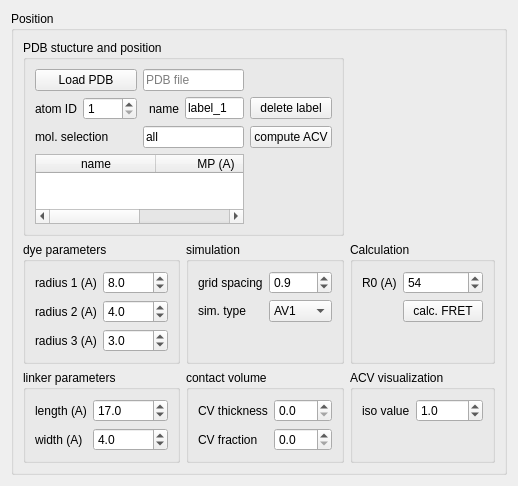
Old version of the form fretraj/fretraj.ui in the repository RNA-FRETools/fretraj.
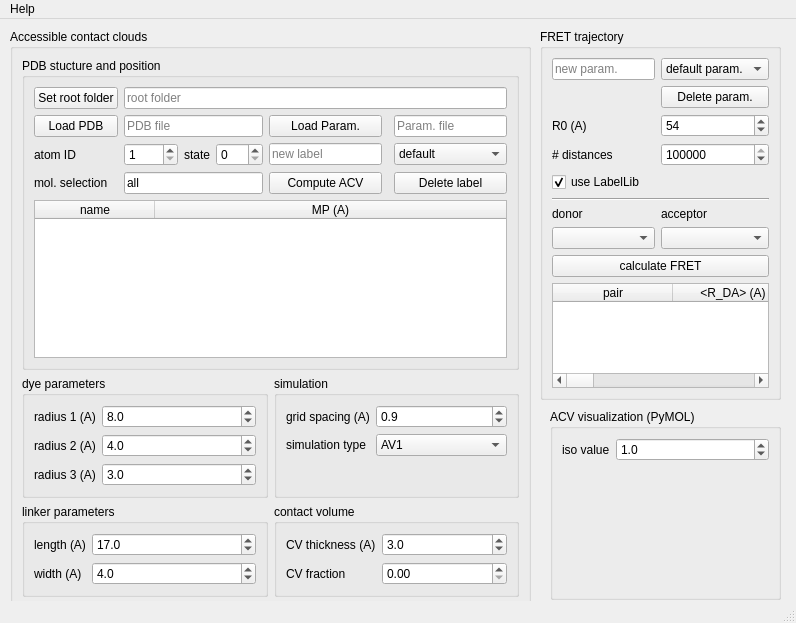
New version of the form.

```diff
--- a/fretraj/fretraj.ui
+++ b/fretraj/fretraj.ui
@@ -1,171 +1,92 @@
 <?xml version="1.0" encoding="UTF-8"?>
 <ui version="4.0">
- <class>form</class>
- <widget class="QWidget" name="form">
+ <class>MainWindow</class>
+ <widget class="QMainWindow" name="MainWindow">
   <property name="geometry">
    <rect>
     <x>0</x>
     <y>0</y>
-    <width>518</width>
-    <height>438</height>
+    <width>796</width>
+    <height>623</height>
    </rect>
   </property>
   <property name="windowTitle">
-   <string>FRETraj</string>
+   <string>MainWindow</string>
+  </property>
+  <widget class="QWidget" name="centralwidget">
+   <widget class="QGroupBox" name="groupBox_ACV">
+    <property name="geometry">
+     <rect>
+      <x>10</x>
+      <y>10</y>
+      <width>521</width>
+      <height>580</height>
+     </rect>
+    </property>
+    <property name="title">
+     <string>Accessible contact clouds</string>
   </property>
   <layout class="QGridLayout" name="gridLayout">
+     <item row="1" column="1">
+      <widget class="QGroupBox" name="groupBox_simulation">
+       <property name="title">
+        <string>simulation</string>
+       </property>
+       <layout class="QFormLayout" name="formLayout_4">
    <item row="0" column="0">
-    <widget class="QGroupBox" name="groupBox_Position">
-     <property name="title">
-      <string>Position</string>
-     </property>
-     <layout class="QGridLayout" name="gridLayout_2">
-      <item row="0" column="0" colspan="2">
-       <widget class="QGroupBox" name="groupBox_dyeLabel">
-        <property name="title">
-         <string>PDB stucture and position</string>
-        </property>
-        <layout class="QGridLayout" name="gridLayout_3">
-         <item row="0" column="0" colspan="2">
-          <widget class="QPushButton" name="push_loadPDB">
+         <widget class="QLabel" name="label_gridSpacing">
            <property name="text">
-            <string>Load PDB</string>
+           <string>grid spacing (A)</string>
            </property>
           </widget>
          </item>
-         <item row="0" column="2" colspan="3">
-          <widget class="QLineEdit" name="lineEdit_pdbFile">
-           <property name="readOnly">
-            <bool>true</bool>
-           </property>
-           <property name="placeholderText">
-            <string>PDB file</string>
-           </property>
-           <property name="clearButtonEnabled">
-            <bool>false</bool>
-           </property>
-          </widget>
-         </item>
-         <item row="1" column="0">
-          <widget class="QLabel" name="label_atomID">
-           <property name="text">
-            <string>atom ID</string>
-           </property>
-          </widget>
-         </item>
-         <item row="1" column="1">
-          <widget class="QSpinBox" name="spinBox_atomID">
-           <property name="minimum">
+        <item row="0" column="1">
+         <widget class="QDoubleSpinBox" name="doubleSpinBox_gridSpacing">
+          <property name="decimals">
             <number>1</number>
            </property>
-           <property name="maximum">
-            <number>9999</number>
-           </property>
-          </widget>
-         </item>
-         <item row="1" column="2">
-          <spacer name="horizontalSpacer">
-           <property name="orientation">
-            <enum>Qt::Horizontal</enum>
-           </property>
-           <property name="sizeHint" stdset="0">
-            <size>
-             <width>40</width>
-             <height>20</height>
-            </size>
-           </property>
-          </spacer>
-         </item>
-         <item row="1" column="3">
-          <widget class="QLabel" name="label_name">
-           <property name="text">
-            <string>name</string>
-           </property>
-          </widget>
-         </item>
-         <item row="1" column="4">
-          <widget class="QLineEdit" name="lineEdit_labelName">
+          <property name="minimum">
+           <double>0.300000000000000</double>
+          </property>
+          <property name="singleStep">
+           <double>0.100000000000000</double>
+          </property>
+          <property name="value">
+           <double>0.900000000000000</double>
+          </property>
+         </widget>
+        </item>
+        <item row="1" column="0">
+         <widget class="QLabel" name="label_simType">
            <property name="text">
-            <string>label_1</string>
+           <string>simulation type</string>
            </property>
           </widget>
          </item>
-         <item row="1" column="5">
-          <widget class="QPushButton" name="push_deleteLabel">
-           <property name="text">
-            <string>delete label</string>
-           </property>
-          </widget>
-         </item>
-         <item row="2" column="0" colspan="2">
-          <widget class="QLabel" name="label_atomID_molSelection">
-           <property name="text">
-            <string>mol. selection</string>
-           </property>
-          </widget>
-         </item>
-         <item row="2" column="2" colspan="3">
-          <widget class="QLineEdit" name="lineEdit_molSelection">
-           <property name="text">
-            <string>all</string>
-           </property>
-          </widget>
-         </item>
-         <item row="2" column="5">
-          <widget class="QPushButton" name="push_computeACV">
+        <item row="1" column="1">
+         <widget class="QComboBox" name="comboBox_simType">
+          <property name="toolTip">
+           <string>type of AV simulation</string>
+          </property>
+          <property name="statusTip">
+           <string/>
+          </property>
+          <property name="editable">
+           <bool>false</bool>
+          </property>
+          <property name="currentText">
+           <string>AV1</string>
+          </property>
+          <item>
            <property name="text">
-            <string>compute ACV</string>
+            <string>AV1</string>
            </property>
-           <attribute name="buttonGroup">
-            <string notr="true">buttonGroup</string>
-           </attribute>
-          </widget>
-         </item>
-         <item row="3" column="0" colspan="5">
-          <widget class="QTableWidget" name="tableWidget_MeanPos">
-           <property name="enabled">
-            <bool>true</bool>
-           </property>
-           <property name="sizePolicy">
-            <sizepolicy hsizetype="Expanding" vsizetype="Expanding">
-             <horstretch>0</horstretch>
-             <verstretch>0</verstretch>
-            </sizepolicy>
-           </property>
-           <property name="showGrid">
-            <bool>true</bool>
-           </property>
-           <property name="rowCount">
-            <number>0</number>
-           </property>
-           <attribute name="horizontalHeaderDefaultSectionSize">
-            <number>120</number>
-           </attribute>
-           <attribute name="horizontalHeaderHighlightSections">
-            <bool>true</bool>
-           </attribute>
-           <attribute name="horizontalHeaderStretchLastSection">
-            <bool>true</bool>
-           </attribute>
-           <attribute name="verticalHeaderVisible">
-            <bool>false</bool>
-           </attribute>
-           <attribute name="verticalHeaderShowSortIndicator" stdset="0">
-            <bool>false</bool>
-           </attribute>
-           <attribute name="verticalHeaderStretchLastSection">
-            <bool>false</bool>
-           </attribute>
-           <column>
+          </item>
+          <item>
             <property name="text">
-             <string>name</string>
-            </property>
-           </column>
-           <column>
-            <property name="text">
-             <string>MP (A)</string>
-            </property>
-           </column>
+            <string>AV3</string>
+           </property>
+          </item>
           </widget>
          </item>
         </layout>
@@ -231,107 +152,6 @@
         </layout>
        </widget>
       </item>
-      <item row="1" column="1">
-       <widget class="QGroupBox" name="groupBox_simulation">
-        <property name="title">
-         <string>simulation</string>
-        </property>
-        <layout class="QFormLayout" name="formLayout_4">
-         <item row="0" column="0">
-          <widget class="QLabel" name="label_gridSpacing">
-           <property name="text">
-            <string>grid spacing</string>
-           </property>
-          </widget>
-         </item>
-         <item row="0" column="1">
-          <widget class="QDoubleSpinBox" name="doubleSpinBox_gridSpacing">
-           <property name="decimals">
-            <number>1</number>
-           </property>
-           <property name="minimum">
-            <double>0.300000000000000</double>
-           </property>
-           <property name="singleStep">
-            <double>0.100000000000000</double>
-           </property>
-           <property name="value">
-            <double>0.900000000000000</double>
-           </property>
-          </widget>
-         </item>
-         <item row="1" column="0">
-          <widget class="QLabel" name="label_simType">
-           <property name="text">
-            <string>sim. type</string>
-           </property>
-          </widget>
-         </item>
-         <item row="1" column="1">
-          <widget class="QComboBox" name="comboBox_simType">
-           <property name="toolTip">
-            <string>type of AV simulation</string>
-           </property>
-           <property name="statusTip">
-            <string/>
-           </property>
-           <property name="editable">
-            <bool>false</bool>
-           </property>
-           <property name="currentText">
-            <string>AV1</string>
-           </property>
-           <item>
-            <property name="text">
-             <string>AV1</string>
-            </property>
-           </item>
-           <item>
-            <property name="text">
-             <string>AV3</string>
-            </property>
-           </item>
-          </widget>
-         </item>
-        </layout>
-       </widget>
-      </item>
-      <item row="1" column="2">
-       <widget class="QGroupBox" name="groupBox_dyeParam_2">
-        <property name="title">
-         <string>Calculation</string>
-        </property>
-        <layout class="QFormLayout" name="formLayout_6">
-         <item row="0" column="1">
-          <widget class="QDoubleSpinBox" name="doubleSpinBox_R0">
-           <property name="decimals">
-            <number>0</number>
-           </property>
-           <property name="minimum">
-            <double>1.000000000000000</double>
-           </property>
-           <property name="value">
-            <double>54.000000000000000</double>
-           </property>
-          </widget>
-         </item>
-         <item row="0" column="0">
-          <widget class="QLabel" name="label_R0">
-           <property name="text">
-            <string>R0 (A)</string>
-           </property>
-          </widget>
-         </item>
-         <item row="2" column="1">
-          <widget class="QPushButton" name="push_calculateFRET">
-           <property name="text">
-            <string>calc. FRET</string>
-           </property>
-          </widget>
-         </item>
-        </layout>
-       </widget>
-      </item>
       <item row="2" column="0">
        <widget class="QGroupBox" name="groupBox_linkerParam">
         <property name="title">
@@ -384,7 +204,7 @@
          <item row="0" column="0">
           <widget class="QLabel" name="label_CVthickness">
            <property name="text">
-            <string>CV thickness</string>
+           <string>CV thickness (A)</string>
            </property>
           </widget>
          </item>
@@ -393,6 +213,12 @@
            <property name="decimals">
             <number>1</number>
            </property>
+          <property name="singleStep">
+           <double>0.100000000000000</double>
+          </property>
+          <property name="value">
+           <double>3.000000000000000</double>
+          </property>
           </widget>
          </item>
          <item row="1" column="0">
@@ -405,17 +231,518 @@
          <item row="1" column="1">
           <widget class="QDoubleSpinBox" name="doubleSpinBox_CVfraction">
            <property name="decimals">
+           <number>2</number>
+          </property>
+          <property name="maximum">
+           <double>1.000000000000000</double>
+          </property>
+          <property name="singleStep">
+           <double>0.100000000000000</double>
+          </property>
+         </widget>
+        </item>
+       </layout>
+      </widget>
+     </item>
+     <item row="0" column="0" colspan="2">
+      <widget class="QGroupBox" name="groupBox_pdbStructure">
+       <property name="title">
+        <string>PDB stucture and position</string>
+       </property>
+       <layout class="QGridLayout" name="gridLayout_3">
+        <item row="4" column="0">
+         <widget class="QLabel" name="label_molSelection">
+          <property name="text">
+           <string>mol. selection</string>
+          </property>
+         </widget>
+        </item>
+        <item row="4" column="7">
+         <widget class="QPushButton" name="push_deleteLabel">
+          <property name="text">
+           <string>Delete label</string>
+          </property>
+         </widget>
+        </item>
+        <item row="2" column="7">
+         <widget class="QComboBox" name="comboBox_labelName">
+          <property name="editable">
+           <bool>false</bool>
+          </property>
+          <property name="currentText">
+           <string>default</string>
+          </property>
+          <property name="currentIndex">
+           <number>0</number>
+          </property>
+          <property name="maxVisibleItems">
+           <number>10</number>
+          </property>
+          <property name="insertPolicy">
+           <enum>QComboBox::InsertAtBottom</enum>
+          </property>
+          <item>
+           <property name="text">
+            <string>default</string>
+           </property>
+          </item>
+         </widget>
+        </item>
+        <item row="4" column="1" colspan="4">
+         <widget class="QLineEdit" name="lineEdit_molSelection">
+          <property name="text">
+           <string>all</string>
+          </property>
+         </widget>
+        </item>
+        <item row="4" column="5">
+         <widget class="QPushButton" name="push_computeACV">
+          <property name="text">
+           <string>Compute ACV</string>
+          </property>
+         </widget>
+        </item>
+        <item row="1" column="5">
+         <widget class="QPushButton" name="push_loadParameterFile">
+          <property name="text">
+           <string>Load Param.</string>
+          </property>
+         </widget>
+        </item>
+        <item row="1" column="1" colspan="4">
+         <widget class="QLineEdit" name="lineEdit_pdbFile">
+          <property name="readOnly">
+           <bool>true</bool>
+          </property>
+          <property name="placeholderText">
+           <string>PDB file</string>
+          </property>
+          <property name="clearButtonEnabled">
+           <bool>false</bool>
+          </property>
+         </widget>
+        </item>
+        <item row="2" column="3">
+         <widget class="QLabel" name="label_statePDB">
+          <property name="text">
+           <string>state</string>
+          </property>
+         </widget>
+        </item>
+        <item row="2" column="0">
+         <widget class="QLabel" name="label_atomID">
+          <property name="text">
+           <string>atom ID</string>
+          </property>
+         </widget>
+        </item>
+        <item row="1" column="7">
+         <widget class="QLineEdit" name="lineEdit_paramFile">
+          <property name="readOnly">
+           <bool>true</bool>
+          </property>
+          <property name="placeholderText">
+           <string>Param. file</string>
+          </property>
+          <property name="clearButtonEnabled">
+           <bool>false</bool>
+          </property>
+         </widget>
+        </item>
+        <item row="2" column="5">
+         <widget class="QLineEdit" name="lineEdit_labelName">
+          <property name="text">
+           <string/>
+          </property>
+          <property name="echoMode">
+           <enum>QLineEdit::Normal</enum>
+          </property>
+          <property name="placeholderText">
+           <string>new label</string>
+          </property>
+         </widget>
+        </item>
+        <item row="2" column="1" colspan="2">
+         <widget class="QSpinBox" name="spinBox_atomID">
+          <property name="minimum">
             <number>1</number>
            </property>
-          </widget>
-         </item>
+          <property name="maximum">
+           <number>9999</number>
+          </property>
+         </widget>
+        </item>
+        <item row="2" column="4">
+         <widget class="QSpinBox" name="spinBox_statePDB">
+          <property name="minimum">
+           <number>0</number>
+          </property>
+          <property name="maximum">
+           <number>100</number>
+          </property>
+          <property name="value">
+           <number>0</number>
+          </property>
+         </widget>
+        </item>
+        <item row="1" column="0">
+         <widget class="QPushButton" name="push_loadPDB">
+          <property name="text">
+           <string>Load PDB</string>
+          </property>
+         </widget>
+        </item>
+        <item row="6" column="0" colspan="8">
+         <widget class="QTableWidget" name="tableWidget_MeanPos">
+          <property name="enabled">
+           <bool>true</bool>
+          </property>
+          <property name="sizePolicy">
+           <sizepolicy hsizetype="Expanding" vsizetype="Expanding">
+            <horstretch>0</horstretch>
+            <verstretch>0</verstretch>
+           </sizepolicy>
+          </property>
+          <property name="showGrid">
+           <bool>true</bool>
+          </property>
+          <property name="rowCount">
+           <number>0</number>
+          </property>
+          <attribute name="horizontalHeaderDefaultSectionSize">
+           <number>120</number>
+          </attribute>
+          <attribute name="horizontalHeaderHighlightSections">
+           <bool>true</bool>
+          </attribute>
+          <attribute name="horizontalHeaderStretchLastSection">
+           <bool>true</bool>
+          </attribute>
+          <attribute name="verticalHeaderVisible">
+           <bool>false</bool>
+          </attribute>
+          <attribute name="verticalHeaderShowSortIndicator" stdset="0">
+           <bool>false</bool>
+          </attribute>
+          <attribute name="verticalHeaderStretchLastSection">
+           <bool>false</bool>
+          </attribute>
+          <column>
+           <property name="text">
+            <string>name</string>
+           </property>
+          </column>
+          <column>
+           <property name="text">
+            <string>MP (A)</string>
+           </property>
+          </column>
+         </widget>
+        </item>
+        <item row="0" column="0">
+         <widget class="QPushButton" name="push_setRootDirectory">
+          <property name="text">
+           <string>Set root folder</string>
+          </property>
+         </widget>
+        </item>
+        <item row="0" column="1" colspan="7">
+         <widget class="QLineEdit" name="lineEdit_rootDirectory">
+          <property name="text">
+           <string/>
+          </property>
+          <property name="readOnly">
+           <bool>true</bool>
+          </property>
+          <property name="placeholderText">
+           <string>root folder</string>
+          </property>
+          <property name="clearButtonEnabled">
+           <bool>false</bool>
+          </property>
+         </widget>
+        </item>
         </layout>
        </widget>
       </item>
-      <item row="2" column="2">
-       <widget class="QGroupBox" name="groupBox_contactVolume_2">
+    </layout>
+   </widget>
+   <widget class="QGroupBox" name="groupBox_FRET">
+    <property name="geometry">
+     <rect>
+      <x>540</x>
+      <y>10</y>
+      <width>241</width>
+      <height>371</height>
+     </rect>
+    </property>
         <property name="title">
-         <string>ACV visualization</string>
+     <string>FRET trajectory</string>
+    </property>
+    <layout class="QGridLayout" name="gridLayout_2">
+     <item row="8" column="0">
+      <widget class="QComboBox" name="comboBox_donorName">
+       <property name="sizePolicy">
+        <sizepolicy hsizetype="Preferred" vsizetype="Fixed">
+         <horstretch>0</horstretch>
+         <verstretch>0</verstretch>
+        </sizepolicy>
+       </property>
+       <property name="editable">
+        <bool>false</bool>
+       </property>
+       <property name="currentText">
+        <string/>
+       </property>
+       <property name="currentIndex">
+        <number>-1</number>
+       </property>
+       <property name="maxVisibleItems">
+        <number>10</number>
+       </property>
+       <property name="insertPolicy">
+        <enum>QComboBox::InsertAtBottom</enum>
+       </property>
+      </widget>
+     </item>
+     <item row="8" column="1">
+      <widget class="QComboBox" name="comboBox_acceptorName">
+       <property name="sizePolicy">
+        <sizepolicy hsizetype="Preferred" vsizetype="Fixed">
+         <horstretch>0</horstretch>
+         <verstretch>0</verstretch>
+        </sizepolicy>
+       </property>
+       <property name="editable">
+        <bool>false</bool>
+       </property>
+       <property name="currentText">
+        <string/>
+       </property>
+       <property name="currentIndex">
+        <number>-1</number>
+       </property>
+       <property name="maxVisibleItems">
+        <number>10</number>
+       </property>
+       <property name="insertPolicy">
+        <enum>QComboBox::InsertAtBottom</enum>
+       </property>
+      </widget>
+     </item>
+     <item row="4" column="0">
+      <widget class="QLabel" name="label_useLabelLib">
+       <property name="text">
+        <string># distances</string>
+       </property>
+      </widget>
+     </item>
+     <item row="3" column="1">
+      <widget class="QDoubleSpinBox" name="doubleSpinBox_R0">
+       <property name="decimals">
+        <number>0</number>
+       </property>
+       <property name="minimum">
+        <double>0.000000000000000</double>
+       </property>
+       <property name="maximum">
+        <double>1000.000000000000000</double>
+       </property>
+       <property name="value">
+        <double>54.000000000000000</double>
+       </property>
+      </widget>
+     </item>
+     <item row="7" column="0">
+      <widget class="QLabel" name="label_donor">
+       <property name="text">
+        <string>donor</string>
+       </property>
+      </widget>
+     </item>
+     <item row="0" column="0">
+      <widget class="QLineEdit" name="lineEdit_distanceName">
+       <property name="text">
+        <string/>
+       </property>
+       <property name="echoMode">
+        <enum>QLineEdit::Normal</enum>
+       </property>
+       <property name="placeholderText">
+        <string>new param.</string>
+       </property>
+      </widget>
+     </item>
+     <item row="9" column="0" colspan="2">
+      <widget class="QPushButton" name="push_calculateFRET">
+       <property name="text">
+        <string>calculate FRET</string>
+       </property>
+      </widget>
+     </item>
+     <item row="6" column="0" colspan="2">
+      <widget class="Line" name="line">
+       <property name="orientation">
+        <enum>Qt::Horizontal</enum>
+       </property>
+      </widget>
+     </item>
+     <item row="0" column="1">
+      <widget class="QComboBox" name="comboBox_distanceName">
+       <property name="editable">
+        <bool>false</bool>
+       </property>
+       <property name="currentText">
+        <string>default param.</string>
+       </property>
+       <property name="currentIndex">
+        <number>0</number>
+       </property>
+       <property name="maxVisibleItems">
+        <number>10</number>
+       </property>
+       <property name="insertPolicy">
+        <enum>QComboBox::InsertAtBottom</enum>
+       </property>
+       <item>
+        <property name="text">
+         <string>default param.</string>
+        </property>
+       </item>
+      </widget>
+     </item>
+     <item row="7" column="1">
+      <widget class="QLabel" name="label_acceptor">
+       <property name="text">
+        <string>acceptor</string>
+       </property>
+      </widget>
+     </item>
+     <item row="10" column="0" colspan="2">
+      <widget class="QTableWidget" name="tableWidget_FRET">
+       <property name="enabled">
+        <bool>true</bool>
+       </property>
+       <property name="sizePolicy">
+        <sizepolicy hsizetype="Expanding" vsizetype="Expanding">
+         <horstretch>0</horstretch>
+         <verstretch>0</verstretch>
+        </sizepolicy>
+       </property>
+       <property name="showGrid">
+        <bool>true</bool>
+       </property>
+       <property name="rowCount">
+        <number>0</number>
+       </property>
+       <attribute name="horizontalHeaderDefaultSectionSize">
+        <number>120</number>
+       </attribute>
+       <attribute name="horizontalHeaderHighlightSections">
+        <bool>true</bool>
+       </attribute>
+       <attribute name="horizontalHeaderStretchLastSection">
+        <bool>true</bool>
+       </attribute>
+       <attribute name="verticalHeaderVisible">
+        <bool>false</bool>
+       </attribute>
+       <attribute name="verticalHeaderShowSortIndicator" stdset="0">
+        <bool>false</bool>
+       </attribute>
+       <attribute name="verticalHeaderStretchLastSection">
+        <bool>false</bool>
+       </attribute>
+       <column>
+        <property name="text">
+         <string>pair</string>
+        </property>
+       </column>
+       <column>
+        <property name="text">
+         <string>&lt;R_DA&gt; (A)</string>
+        </property>
+       </column>
+       <column>
+        <property name="text">
+         <string>σ(R_DA) (A)</string>
+        </property>
+       </column>
+       <column>
+        <property name="text">
+         <string>&lt;E_DA&gt;</string>
+        </property>
+       </column>
+       <column>
+        <property name="text">
+         <string>&lt;R_DA,E&gt; (A)</string>
+        </property>
+       </column>
+       <column>
+        <property name="text">
+         <string>R_mp (A)</string>
+        </property>
+       </column>
+       <column>
+        <property name="text">
+         <string>R_attach (A)</string>
+        </property>
+       </column>
+      </widget>
+     </item>
+     <item row="2" column="1">
+      <widget class="QPushButton" name="push_deleteFRETparam">
+       <property name="text">
+        <string>Delete param.</string>
+       </property>
+      </widget>
+     </item>
+     <item row="3" column="0">
+      <widget class="QLabel" name="label_R0">
+       <property name="text">
+        <string>R0 (A)</string>
+       </property>
+      </widget>
+     </item>
+     <item row="5" column="0">
+      <widget class="QCheckBox" name="checkBox_useLabelLib">
+       <property name="text">
+        <string>use LabelLib</string>
+       </property>
+       <property name="checked">
+        <bool>true</bool>
+       </property>
+       <property name="tristate">
+        <bool>false</bool>
+       </property>
+      </widget>
+     </item>
+     <item row="4" column="1">
+      <widget class="QSpinBox" name="spinBox_nDist">
+       <property name="minimum">
+        <number>10000</number>
+       </property>
+       <property name="maximum">
+        <number>10000000</number>
+       </property>
+       <property name="value">
+        <number>1000000</number>
+       </property>
+      </widget>
+     </item>
+    </layout>
+   </widget>
+   <widget class="QGroupBox" name="groupBox_visualization">
+    <property name="geometry">
+     <rect>
+      <x>550</x>
+      <y>390</y>
+      <width>231</width>
+      <height>191</height>
+     </rect>
+    </property>
+    <property name="title">
+     <string>ACV visualization (PyMOL)</string>
         </property>
         <layout class="QFormLayout" name="formLayout_5">
          <item row="0" column="0">
@@ -437,11 +764,42 @@
          </item>
         </layout>
        </widget>
-      </item>
-     </layout>
-    </widget>
-   </item>
-  </layout>
+  </widget>
+  <widget class="QMenuBar" name="menubar">
+   <property name="geometry">
+    <rect>
+     <x>0</x>
+     <y>0</y>
+     <width>796</width>
+     <height>21</height>
+    </rect>
+   </property>
+   <widget class="QMenu" name="menuHelp">
+    <property name="title">
+     <string>Help</string>
+    </property>
+    <addaction name="actionDocumentation"/>
+    <addaction name="actionAbout_FRETraj"/>
+   </widget>
+   <addaction name="menuHelp"/>
+  </widget>
+  <widget class="QStatusBar" name="statusbar"/>
+  <action name="actionDocumentation">
+   <property name="text">
+    <string>Documentation</string>
+   </property>
+  </action>
+  <action name="actionAbout_FRETraj">
+   <property name="text">
+    <string>About FRETraj</string>
+   </property>
+   <property name="iconText">
+    <string>About FRETraj</string>
+   </property>
+   <property name="toolTip">
+    <string>About FRETraj</string>
+   </property>
+  </action>
  </widget>
  <resources/>
  <connections/>
```
Left out of the diff: 6 changed lines with no effect on the pictures. Lines whose indentation alone changed are shown as unchanged.
